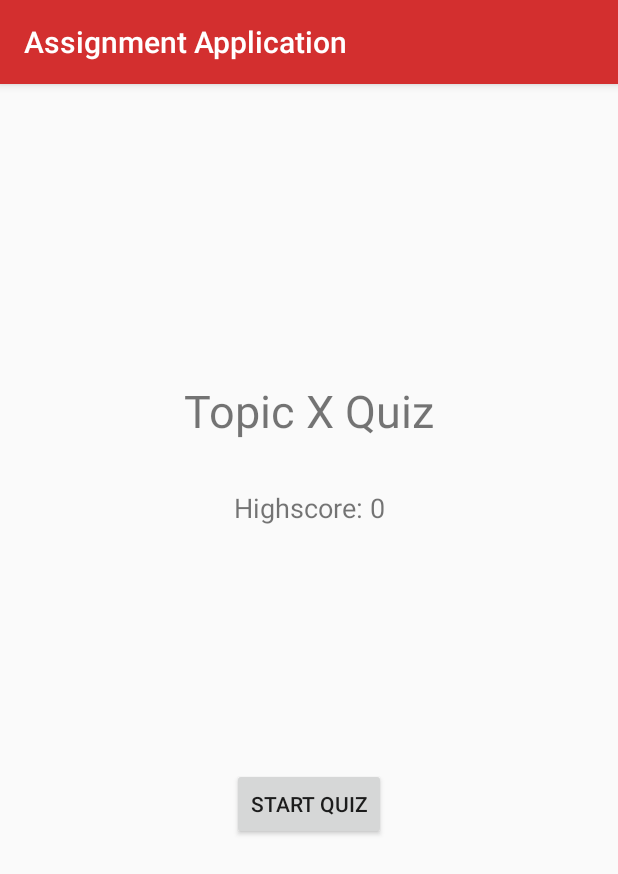
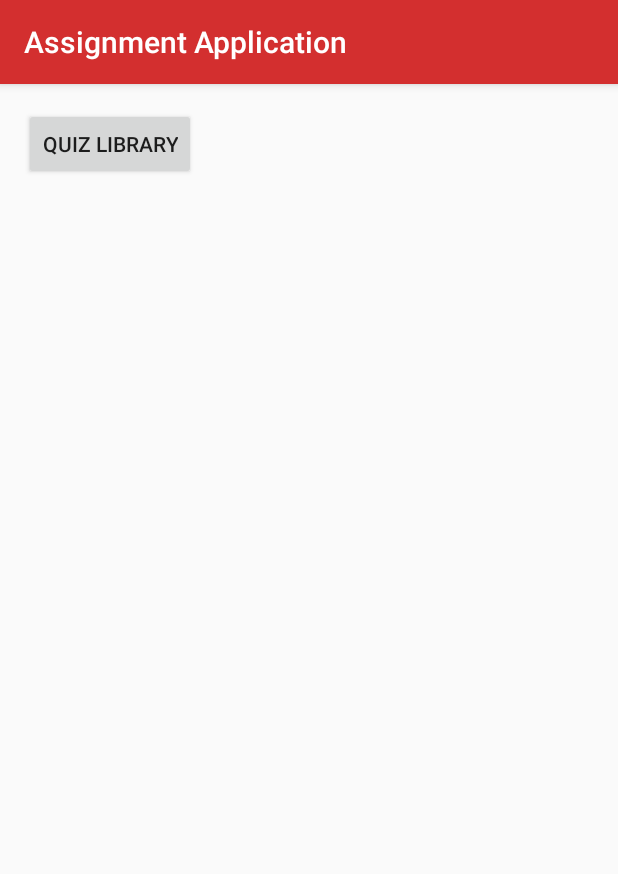
Before and after one commit to conewaffle/AssignmentApplication, an Android app: the screen it shows after launch (QuizStartActivity before the commit, HomeActivity after it), on a phone screen of 412 x 824 dp. Shown: the top 874 px of the screen. Run offline under Robolectric (Android 15) with nearby library versions, the phone set to English and light mode, and no system bars.

Commit message:
quiz basic done, next to add category of quizzes for different topics.

```diff
--- a/app/build.gradle
+++ b/app/build.gradle
@@ -22,10 +22,11 @@ dependencies {
     implementation fileTree(dir: 'libs', include: ['*.jar'])
     implementation 'androidx.appcompat:appcompat:1.0.0-beta01'
     implementation 'com.google.android.material:material:1.0.0-beta01'
+    implementation 'androidx.legacy:legacy-support-v4:1.0.0-beta01'
     testImplementation 'junit:junit:4.12'
     androidTestImplementation 'androidx.test:runner:1.1.0-alpha4'
     androidTestImplementation 'androidx.test.espresso:espresso-core:3.1.0-alpha4'
     implementation 'androidx.constraintlayout:constraintlayout:1.1.3'
-
+    implementation "androidx.room:room-runtime:2.1.0-alpha06"
 
 }
--- /dev/null
+++ b/app/src/main/java/com/example/assignmentapplication/HomeActivity.java
@@ -0,0 +1,28 @@
+package com.example.assignmentapplication;
+
+import androidx.appcompat.app.AppCompatActivity;
+
+import android.content.Intent;
+import android.os.Bundle;
+import android.view.View;
+import android.widget.TextView;
+
+public class HomeActivity extends AppCompatActivity {
+
+    @Override
+    protected void onCreate(Bundle savedInstanceState) {
+        super.onCreate(savedInstanceState);
+        setContentView(R.layout.activity_home);
+
+
+    }
+
+    public void goToQuiz(View view){
+        Intent intent = new Intent(HomeActivity.this, QuizStartActivity.class);
+        //TextView textView = findViewById(R.id.quizTitle);
+        //String category = (String) textView.getText();
+        //intent.putExtra("CATEGORY", category);
+        startActivity(intent);
+
+    }
+}
--- a/app/src/main/java/com/example/assignmentapplication/QuizContract.java
+++ b/app/src/main/java/com/example/assignmentapplication/QuizContract.java
@@ -8,7 +8,8 @@ public final class QuizContract {
     //to ensure no one can make an instance of this clas.
     private QuizContract(){}
 
-    public static class QuestionsTable implements BaseColumns {
+    public static class QuestionsTable {
+        public static final String _ID = "_id";
         public static final String TABLE_NAME = "quiz_questions";
         public static final String COLUMN_QUESTION = "question";
         public static final String COLUMN_ANSWERA = "answerA";
--- a/app/src/main/java/com/example/assignmentapplication/QuizQuestion.java
+++ b/app/src/main/java/com/example/assignmentapplication/QuizQuestion.java
@@ -3,6 +3,10 @@ package com.example.assignmentapplication;
 import android.os.Parcel;
 import android.os.Parcelable;
 
+import androidx.room.Entity;
+
+
+@Entity(tableName = "questions")
 public class QuizQuestion implements Parcelable {
     private String question;
     private String answerA;
--- /dev/null
+++ b/app/src/main/res/layout/activity_home.xml
@@ -0,0 +1,19 @@
+<?xml version="1.0" encoding="utf-8"?>
+<androidx.constraintlayout.widget.ConstraintLayout xmlns:android="http://schemas.android.com/apk/res/android"
+    xmlns:app="http://schemas.android.com/apk/res-auto"
+    xmlns:tools="http://schemas.android.com/tools"
+    android:layout_width="match_parent"
+    android:layout_height="match_parent"
+    tools:context=".HomeActivity">
+
+    <Button
+        android:id="@+id/button"
+        android:layout_width="wrap_content"
+        android:layout_height="wrap_content"
+        android:layout_marginStart="16dp"
+        android:layout_marginTop="16dp"
+        android:onClick="goToQuiz"
+        android:text="Quiz Library"
+        app:layout_constraintStart_toStartOf="parent"
+        app:layout_constraintTop_toTopOf="parent" />
+</androidx.constraintlayout.widget.ConstraintLayout>
--- a/app/src/main/res/values/dimens.xml
+++ b/app/src/main/res/values/dimens.xml
@@ -2,4 +2,7 @@
     <!-- Default screen margins, per the Android Design guidelines. -->
     <dimen name="activity_horizontal_margin">16dp</dimen>
     <dimen name="activity_vertical_margin">16dp</dimen>
+    <dimen name="nav_header_vertical_spacing">8dp</dimen>
+    <dimen name="nav_header_height">176dp</dimen>
+    <dimen name="fab_margin">16dp</dimen>
 </resources>
--- /dev/null
+++ b/app/src/main/res/values/drawables.xml
@@ -0,0 +1,5 @@
+<resources xmlns:android="http://schemas.android.com/apk/res/android">
+    <item name="ic_menu_slideshow" type="drawable">@android:drawable/ic_menu_slideshow</item>>
+    <item name="ic_menu_share" type="drawable">@android:drawable/ic_menu_share</item>
+
+</resources>
```
Also changed, not shown: app/src/main/AndroidManifest.xml (+6 -4 lines), app/src/main/res/values-v21/styles.xml (added, +8 -0 lines), app/src/main/res/values/strings.xml (+7 -0 lines), app/src/main/res/values/styles.xml (+9 -0 lines).
